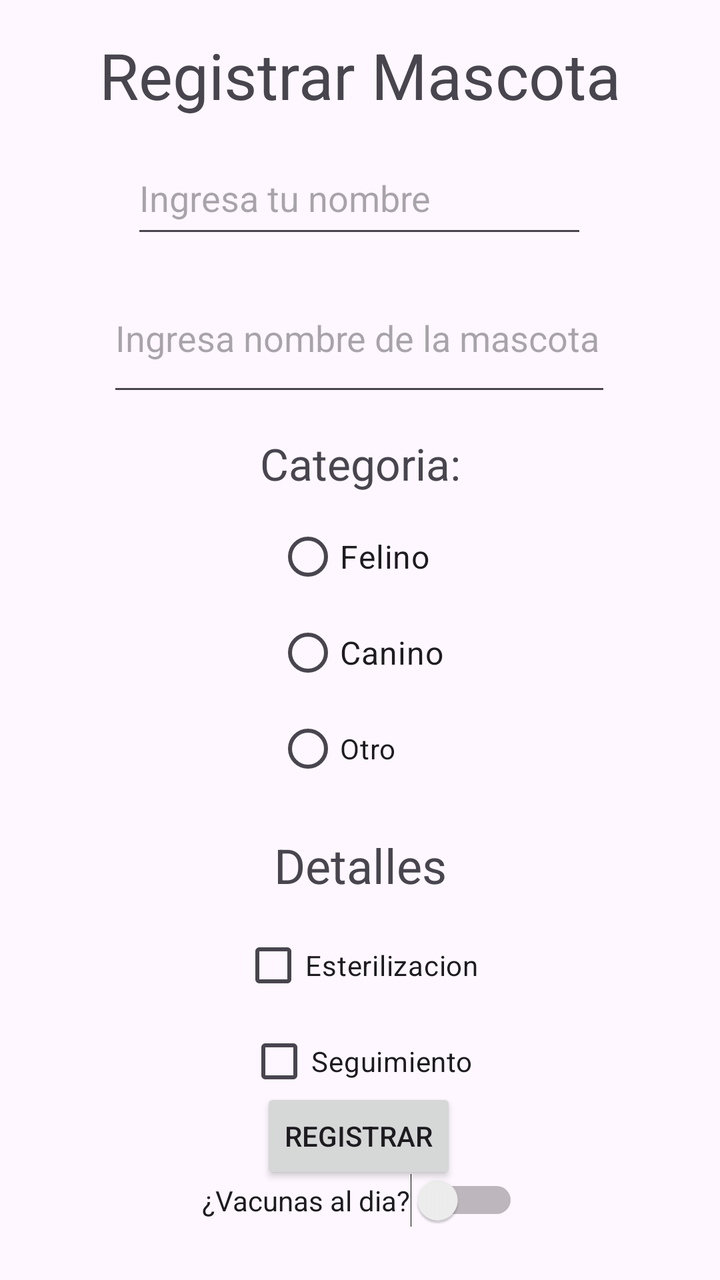
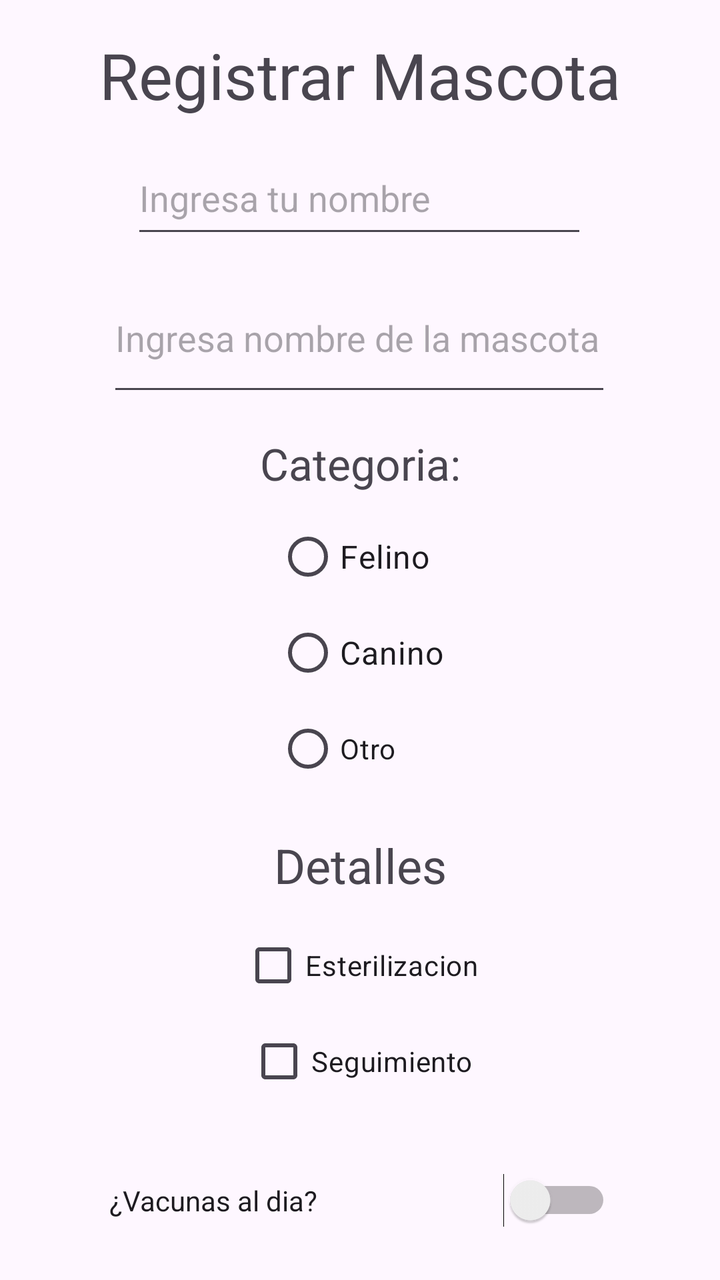

An Android layout rendered at two revisions. The XML below is the earlier revision; the diff shows what the commit changed to produce the second picture.
<!-- AndroidManifest.xml: application theme Theme.MascotaRuta -->
<!-- res/layout/activity_registrar_mascota.xml -->
<?xml version="1.0" encoding="utf-8"?>
<androidx.constraintlayout.widget.ConstraintLayout xmlns:android="http://schemas.android.com/apk/res/android"
    xmlns:app="http://schemas.android.com/apk/res-auto"
    xmlns:tools="http://schemas.android.com/tools"
    android:id="@+id/main"
    android:layout_width="match_parent"
    android:layout_height="match_parent"
    tools:context=".RegistrarMascotaActivity">

    <TextView
        android:id="@+id/txtTItuloRegistro"
        android:layout_width="wrap_content"
        android:layout_height="wrap_content"
        android:layout_marginTop="16dp"
        android:text="Registrar Mascota"
        android:textSize="32sp"
        app:layout_constraintEnd_toEndOf="parent"
        app:layout_constraintStart_toStartOf="parent"
        app:layout_constraintTop_toTopOf="parent" />

    <EditText
        android:id="@+id/edtNombrePersona"
        android:layout_width="228dp"
        android:layout_height="53dp"
        android:layout_marginTop="12dp"
        android:ems="10"
        android:hint="Ingresa tu nombre"
        android:inputType="text"
        app:layout_constraintEnd_toEndOf="parent"
        app:layout_constraintHorizontal_bias="0.497"
        app:layout_constraintStart_toStartOf="parent"
        app:layout_constraintTop_toBottomOf="@+id/txtTItuloRegistro" />

    <EditText
        android:id="@+id/edtNombreMascota"
        android:layout_width="252dp"
        android:layout_height="71dp"
        android:layout_marginTop="8dp"
        android:ems="10"
        android:hint="Ingresa nombre de la mascota"
        android:inputType="text"
        app:layout_constraintEnd_toEndOf="parent"
        app:layout_constraintHorizontal_bias="0.496"
        app:layout_constraintStart_toStartOf="parent"
        app:layout_constraintTop_toBottomOf="@+id/edtNombrePersona" />

    <TextView
        android:id="@+id/txtCategoria"
        android:layout_width="wrap_content"
        android:layout_height="wrap_content"
        android:layout_marginTop="14dp"
        android:text="Categoria:"
        android:textSize="22sp"
        app:layout_constraintEnd_toEndOf="parent"
        app:layout_constraintStart_toStartOf="parent"
        app:layout_constraintTop_toBottomOf="@+id/edtNombreMascota" />

    <RadioGroup
        android:id="@+id/rgCategoria"
        android:layout_width="wrap_content"
        android:layout_height="wrap_content"
        android:layout_marginTop="8dp"
        app:layout_constraintEnd_toEndOf="parent"
        app:layout_constraintStart_toStartOf="parent"
        app:layout_constraintTop_toBottomOf="@+id/txtCategoria">

        <RadioButton
            android:id="@+id/rbCanino"
            android:layout_width="match_parent"
            android:layout_height="wrap_content"
            android:text="Felino"
            android:textSize="16sp" />

        <RadioButton
            android:id="@+id/rbFelino"
            android:layout_width="match_parent"
            android:layout_height="wrap_content"
            android:text="Canino"
            android:textSize="16sp" />

        <RadioButton
            android:id="@+id/rbOtro"
            android:layout_width="match_parent"
            android:layout_height="wrap_content"
            android:text="Otro" />
    </RadioGroup>

    <CheckBox
        android:id="@+id/cbEsterilizacion"
        android:layout_width="wrap_content"
        android:layout_height="wrap_content"
        android:layout_marginTop="10dp"
        android:text="Esterilizacion"
        app:layout_constraintEnd_toEndOf="parent"
        app:layout_constraintStart_toStartOf="parent"
        app:layout_constraintTop_toBottomOf="@+id/txtDetalles" />

    <TextView
        android:id="@+id/txtDetalles"
        android:layout_width="wrap_content"
        android:layout_height="wrap_content"
        android:layout_marginTop="18dp"
        android:text="Detalles"
        android:textSize="24sp"
        app:layout_constraintEnd_toEndOf="parent"
        app:layout_constraintStart_toStartOf="parent"
        app:layout_constraintTop_toBottomOf="@+id/rgCategoria" />

    <CheckBox
        android:id="@+id/cbSeguimiento"
        android:layout_width="wrap_content"
        android:layout_height="wrap_content"
        android:text="Seguimiento"
        app:layout_constraintEnd_toEndOf="parent"
        app:layout_constraintStart_toStartOf="parent"
        app:layout_constraintTop_toBottomOf="@+id/cbEsterilizacion" />

    <Button
        android:id="@+id/btnRegistrar"
        android:layout_width="wrap_content"
        android:layout_height="wrap_content"
        android:layout_marginBottom="48dp"
        android:text="Registrar"
        app:layout_constraintBottom_toBottomOf="parent"
        app:layout_constraintEnd_toEndOf="parent"
        app:layout_constraintHorizontal_bias="0.498"
        app:layout_constraintStart_toStartOf="parent" />

    <Switch
        android:id="@+id/swVacunas"
        android:layout_width="wrap_content"
        android:layout_height="wrap_content"
        android:layout_marginTop="32dp"
        android:text="¿Vacunas al dia?"
        app:layout_constraintEnd_toEndOf="parent"
        app:layout_constraintStart_toStartOf="parent"
        app:layout_constraintTop_toBottomOf="@+id/cbSeguimiento" />

</androidx.constraintlayout.widget.ConstraintLayout>
<!-- resources referenced by this layout -->
<resources>
  <style name="Theme.MascotaRuta" parent="Base.Theme.MascotaRuta" />
  <style name="Base.Theme.MascotaRuta" parent="Theme.Material3.DayNight.NoActionBar">
          
          
      </style>
</resources>

<!-- the commit's change to res/layout/activity_registrar_mascota.xml (unified diff, before → after) -->
@@ -16,7 +16,8 @@
         android:textSize="32sp"
         app:layout_constraintEnd_toEndOf="parent"
         app:layout_constraintStart_toStartOf="parent"
-        app:layout_constraintTop_toTopOf="parent" />
+        app:layout_constraintTop_toTopOf="parent"
+        tools:ignore="HardcodedText" />
 
     <EditText
         android:id="@+id/edtNombrePersona"
@@ -24,7 +25,7 @@
         android:layout_height="53dp"
         android:layout_marginTop="12dp"
         android:ems="10"
-        android:hint="Ingresa tu nombre"
+        android:hint="@string/edtingresa_tu_nombre"
         android:inputType="text"
         app:layout_constraintEnd_toEndOf="parent"
         app:layout_constraintHorizontal_bias="0.497"
@@ -37,7 +38,7 @@
         android:layout_height="71dp"
         android:layout_marginTop="8dp"
         android:ems="10"
-        android:hint="Ingresa nombre de la mascota"
+        android:hint="@string/edtingresa_nombre_de_la_mascota"
         android:inputType="text"
         app:layout_constraintEnd_toEndOf="parent"
         app:layout_constraintHorizontal_bias="0.496"
@@ -49,7 +50,7 @@
         android:layout_width="wrap_content"
         android:layout_height="wrap_content"
         android:layout_marginTop="14dp"
-        android:text="Categoria:"
+        android:text="@string/txtcategoria"
         android:textSize="22sp"
         app:layout_constraintEnd_toEndOf="parent"
         app:layout_constraintStart_toStartOf="parent"
@@ -68,21 +69,21 @@
             android:id="@+id/rbCanino"
             android:layout_width="match_parent"
             android:layout_height="wrap_content"
-            android:text="Felino"
+            android:text="@string/rdfelino"
             android:textSize="16sp" />
 
         <RadioButton
             android:id="@+id/rbFelino"
             android:layout_width="match_parent"
             android:layout_height="wrap_content"
-            android:text="Canino"
+            android:text="@string/rdcanino"
             android:textSize="16sp" />
 
         <RadioButton
             android:id="@+id/rbOtro"
             android:layout_width="match_parent"
             android:layout_height="wrap_content"
-            android:text="Otro" />
+            android:text="@string/rdotro" />
     </RadioGroup>
 
     <CheckBox
@@ -90,7 +91,7 @@
         android:layout_width="wrap_content"
         android:layout_height="wrap_content"
         android:layout_marginTop="10dp"
-        android:text="Esterilizacion"
+        android:text="@string/cbesterilizacion"
         app:layout_constraintEnd_toEndOf="parent"
         app:layout_constraintStart_toStartOf="parent"
         app:layout_constraintTop_toBottomOf="@+id/txtDetalles" />
@@ -100,7 +101,7 @@
         android:layout_width="wrap_content"
         android:layout_height="wrap_content"
         android:layout_marginTop="18dp"
-        android:text="Detalles"
+        android:text="@string/txtdetalles"
         android:textSize="24sp"
         app:layout_constraintEnd_toEndOf="parent"
         app:layout_constraintStart_toStartOf="parent"
@@ -110,7 +111,7 @@
         android:id="@+id/cbSeguimiento"
         android:layout_width="wrap_content"
         android:layout_height="wrap_content"
-        android:text="Seguimiento"
+        android:text="@string/cbseguimiento"
         app:layout_constraintEnd_toEndOf="parent"
         app:layout_constraintStart_toStartOf="parent"
         app:layout_constraintTop_toBottomOf="@+id/cbEsterilizacion" />
@@ -119,21 +120,23 @@
         android:id="@+id/btnRegistrar"
         android:layout_width="wrap_content"
         android:layout_height="wrap_content"
-        android:layout_marginBottom="48dp"
-        android:text="Registrar"
+        android:layout_marginBottom="28dp"
+        android:text="@string/btnregistrar"
         app:layout_constraintBottom_toBottomOf="parent"
         app:layout_constraintEnd_toEndOf="parent"
-        app:layout_constraintHorizontal_bias="0.498"
-        app:layout_constraintStart_toStartOf="parent" />
+        app:layout_constraintHorizontal_bias="0.491"
+        app:layout_constraintStart_toStartOf="parent"
+        app:layout_constraintTop_toBottomOf="@+id/swVacunas" />
 
     <Switch
         android:id="@+id/swVacunas"
-        android:layout_width="wrap_content"
-        android:layout_height="wrap_content"
-        android:layout_marginTop="32dp"
-        android:text="¿Vacunas al dia?"
+        android:layout_width="251dp"
+        android:layout_height="67dp"
+        android:layout_marginTop="12dp"
+        android:text="@string/swvacunas_al_dia"
         app:layout_constraintEnd_toEndOf="parent"
         app:layout_constraintStart_toStartOf="parent"
-        app:layout_constraintTop_toBottomOf="@+id/cbSeguimiento" />
+        app:layout_constraintTop_toBottomOf="@+id/cbSeguimiento"
+        tools:ignore="UseSwitchCompatOrMaterialXml" />
 
 </androidx.constraintlayout.widget.ConstraintLayout>
<!-- resource entries referenced after the edit -->
@@ -1,5 +1,16 @@
 <!-- resources referenced by this layout -->
 <resources>
+  <string name="btnregistrar">Registrar</string>
+  <string name="cbesterilizacion">Esterilizacion</string>
+  <string name="cbseguimiento">Seguimiento</string>
+  <string name="edtingresa_nombre_de_la_mascota">Ingresa nombre de la mascota</string>
+  <string name="edtingresa_tu_nombre">Ingresa tu nombre</string>
+  <string name="rdcanino">Canino</string>
+  <string name="rdfelino">Felino</string>
+  <string name="rdotro">Otro</string>
+  <string name="swvacunas_al_dia">¿Vacunas al dia?</string>
+  <string name="txtcategoria">Categoria:</string>
+  <string name="txtdetalles">Detalles</string>
   <style name="Theme.MascotaRuta" parent="Base.Theme.MascotaRuta" />
   <style name="Base.Theme.MascotaRuta" parent="Theme.Material3.DayNight.NoActionBar">
           
